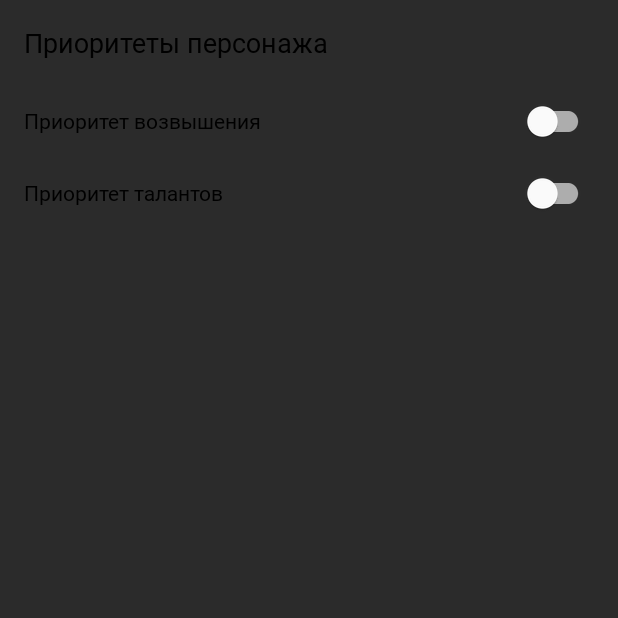
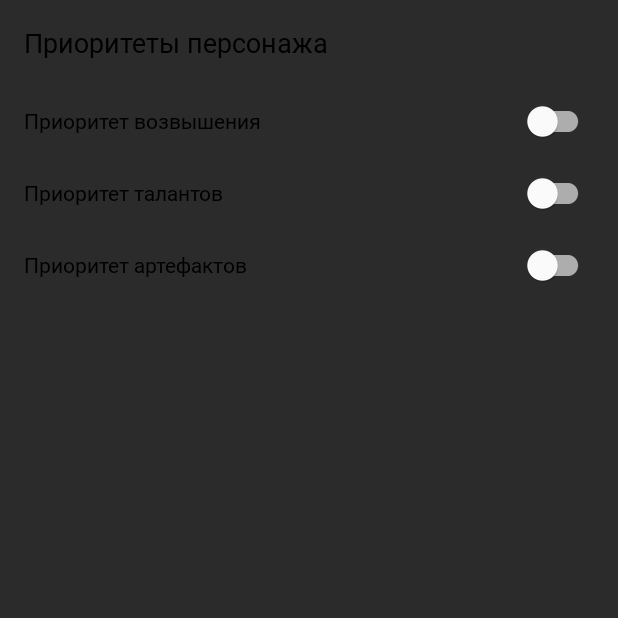
Before and after one commit to NymiKo/Genshin_helper, an Android app: the HeroSettingsFragment screen opened through its navigation route, on a phone screen of 412 x 824 dp, the top half of it. Run offline under Robolectric (Android 15) with nearby library versions, the phone set to English and light mode, and no system bars; our stand-ins replace Dagger/Hilt's generated code, Picasso, Room's generated code, navigation-ui; 1 statement that could not run was skipped.

Commit message:
Added splash theme

```diff
--- a/app/src/main/AndroidManifest.xml
+++ b/app/src/main/AndroidManifest.xml
@@ -11,6 +11,7 @@
         android:supportsRtl="true"
         android:theme="@style/Theme.Genshin">
         <activity android:name=".activity.MainActivity"
+            android:theme="@style/SplashTheme"
             android:exported="true"
             android:windowSoftInputMode="adjustPan">
             <intent-filter>
--- /dev/null
+++ b/app/src/main/java/com/easyprog/data/GetHeroes.kt
@@ -0,0 +1,5 @@
+package com.easyprog.data
+
+class GetHeroes {
+
+}
--- a/app/src/main/java/com/easyprog/data/Result.kt
+++ /dev/null
@@ -1,6 +0,0 @@
-package com.easyprog.data
-
-sealed class Result<out R> {
-    data class Success<out T>(val data: T): Result<T>()
-    data class Error(val exception: Exception): Result<Nothing>()
-}
--- a/app/src/main/java/com/easyprog/data/storage/dao/HeroesDao.kt
+++ b/app/src/main/java/com/easyprog/data/storage/dao/HeroesDao.kt
@@ -3,11 +3,16 @@ package com.easyprog.data.storage.dao
 import androidx.room.Dao
 import androidx.room.Insert
 import androidx.room.OnConflictStrategy
+import androidx.room.Query
+import com.easyprog.data.storage.contract.RoomContract
 import com.easyprog.data.storage.model.HeroesEntity
 
 @Dao
 interface HeroesDao {
 
+    @Query("SELECT * FROM ${RoomContract.tableHeroes} WHERE idHero = :id")
+    fun getHero(id: Int): HeroesEntity
+
     @Insert(onConflict = OnConflictStrategy.REPLACE)
     fun insertHeroes(heroesEntity: List<HeroesEntity>)
 
--- a/app/src/main/java/com/easyprog/data/storage/model/HeroesEntity.kt
+++ b/app/src/main/java/com/easyprog/data/storage/model/HeroesEntity.kt
@@ -6,7 +6,7 @@ import com.easyprog.data.storage.contract.RoomContract
 
 @Entity(tableName = RoomContract.tableHeroes)
 data class HeroesEntity(
-    @PrimaryKey
+    @PrimaryKey(autoGenerate = true)
     val idHero: Int,
     val name: String,
     val avatar: String,
--- a/app/src/main/java/com/easyprog/domain/repositories/HeroSettingsRepository.kt
+++ b/app/src/main/java/com/easyprog/domain/repositories/HeroSettingsRepository.kt
@@ -1,7 +1,6 @@
 package com.easyprog.domain.repositories
 
 import androidx.lifecycle.LiveData
-import com.easyprog.data.Result
 import com.easyprog.data.storage.model.PriorityHeroesEntity
 
 interface HeroSettingsRepository {
--- a/app/src/main/java/com/easyprog/genshin/activity/MainActivity.kt
+++ b/app/src/main/java/com/easyprog/genshin/activity/MainActivity.kt
@@ -14,6 +14,7 @@ import dagger.hilt.android.AndroidEntryPoint
 @AndroidEntryPoint
 class MainActivity : AppCompatActivity() {
     override fun onCreate(savedInstanceState: Bundle?) {
+        setTheme(R.style.Theme_Genshin)
         super.onCreate(savedInstanceState)
         setContentView(R.layout.activity_main)
     }
--- /dev/null
+++ b/app/src/main/res/drawable/splash_background.xml
@@ -0,0 +1,13 @@
+<?xml version="1.0" encoding="utf-8"?>
+<layer-list xmlns:android="http://schemas.android.com/apk/res/android"
+    android:opacity="opaque">
+    <item>
+        <color android:color="?attr/colorPrimaryVariant" />
+    </item>
+    <item>
+        <bitmap
+            android:gravity="bottom|center"
+            android:src="@drawable/icon_load">
+        </bitmap>
+    </item>
+</layer-list>
--- a/app/src/main/res/layout/fragment_hero_settings.xml
+++ b/app/src/main/res/layout/fragment_hero_settings.xml
@@ -30,4 +30,12 @@
         android:layout_marginHorizontal="16dp"
         android:textSize="14sp"/>
 
+    <com.google.android.material.switchmaterial.SwitchMaterial
+        android:id="@+id/switch_artifact_priority"
+        android:layout_width="match_parent"
+        android:layout_height="wrap_content"
+        android:text="@string/artifact_priority"
+        android:layout_marginHorizontal="16dp"
+        android:textSize="14sp"/>
+
 </LinearLayout>
--- a/app/src/main/res/values-night/themes.xml
+++ b/app/src/main/res/values-night/themes.xml
@@ -14,4 +14,8 @@
         <!-- Customize your theme here. -->
         <item name="android:fontFamily">@font/genshin_impact</item>
     </style>
+
+    <style name="SplashTheme" parent="Theme.Genshin">
+        <item name="android:windowBackground">@drawable/splash_background</item>
+    </style>
 </resources>
--- a/app/src/main/res/values/strings.xml
+++ b/app/src/main/res/values/strings.xml
@@ -18,4 +18,5 @@
     <!-- TODO: Remove or change this placeholder text -->
     <string name="hello_blank_fragment">Hello blank fragment</string>
     <string name="today">Сегодня</string>
+    <string name="artifact_priority">Приоритет артефактов</string>
 </resources>
--- a/app/src/main/res/values/themes.xml
+++ b/app/src/main/res/values/themes.xml
@@ -15,4 +15,9 @@
         <item name="android:fontFamily">@font/genshin_impact</item>
         <item name="android:textColor">@color/black</item>
     </style>
+
+    <style name="SplashTheme" parent="Theme.Genshin">
+        <item name="android:windowBackground">@drawable/splash_background</item>
+    </style>
+
 </resources>
```
Also changed, not shown: app/src/main/java/com/easyprog/genshin/fragments/hero_settings/HeroSettingsFragment.kt (+39 -16 lines), app/src/main/java/com/easyprog/genshin/fragments/purposes/PurposesFragment.kt (added, +29 -0 lines), app/src/main/java/com/easyprog/genshin/fragments/purposes/PurposesViewModel.kt (added, +12 -0 lines), app/src/main/res/layout/fragment_purposes.xml (added, +14 -0 lines), app/src/main/res/drawable-v23/icon_load.png (added).
